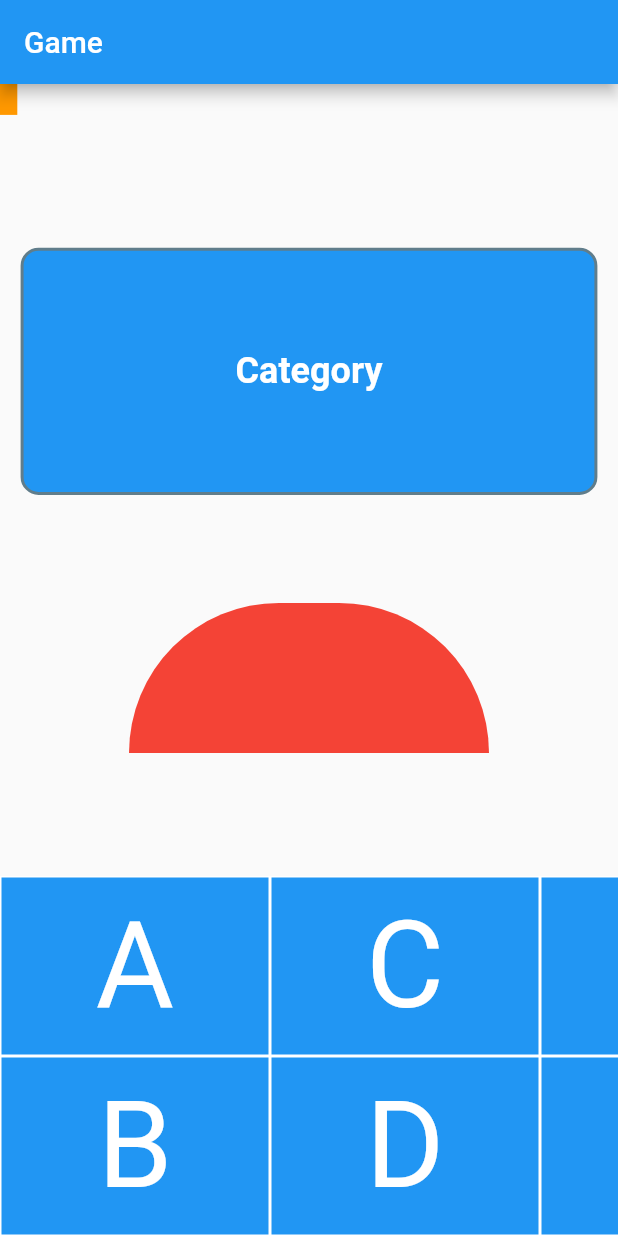
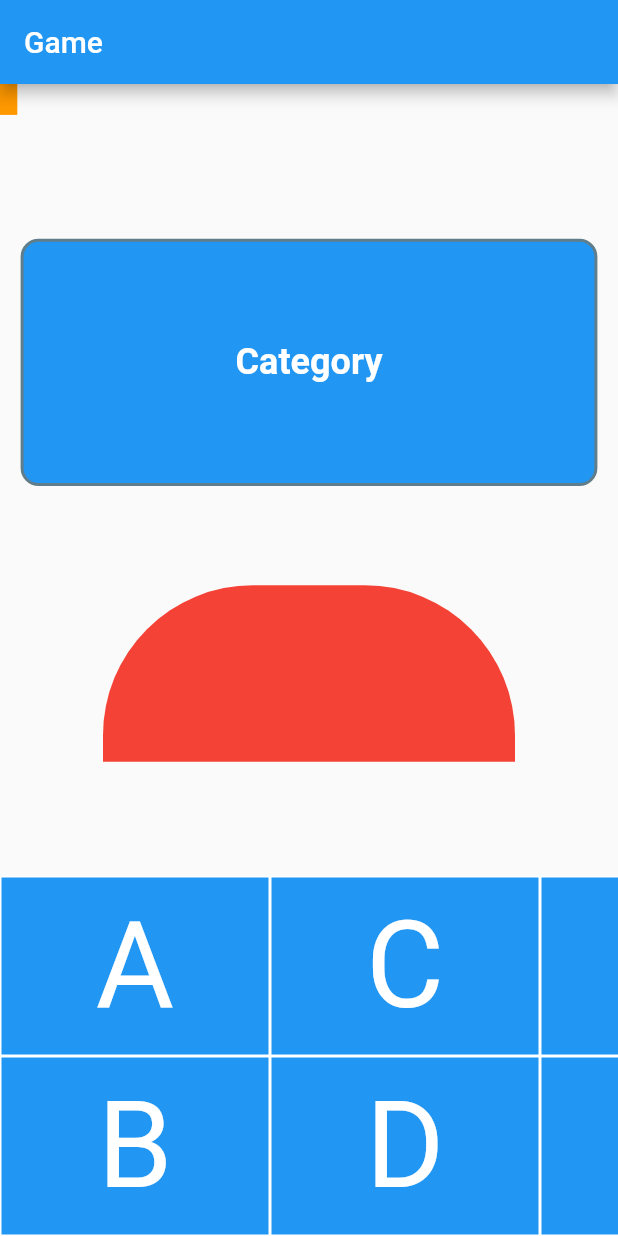
Before and after one commit to EdreiFernandes/dont_stop, a Flutter app: the screen it shows after launch, on a phone screen of 412 x 824 dp. Run offline on Flutter 3.47's test engine with Material 2 defaults, Android fonts, the phone set to English and light mode, and no system bars; our stand-ins replace shared_preferences.

Commit message:
Usando MediaQuery no TimerButton

```diff
--- a/lib/components/timer_button.dart
+++ b/lib/components/timer_button.dart
@@ -5,6 +5,8 @@ class TimerButton extends StatelessWidget {
 
   @override
   Widget build(BuildContext context) {
+    final _mediaSize = MediaQuery.of(context).size;
+
     return Material(
       color: Colors.red,
       borderRadius: BorderRadius.only(
@@ -16,8 +18,8 @@ class TimerButton extends StatelessWidget {
           debugPrint("Timer start/reset");
         },
         child: Container(
-          height: 100.0,
-          width: 240.0,
+          height: _mediaSize.height / 7,
+          width: _mediaSize.width / 1.5,
         ),
       ),
     );
```
